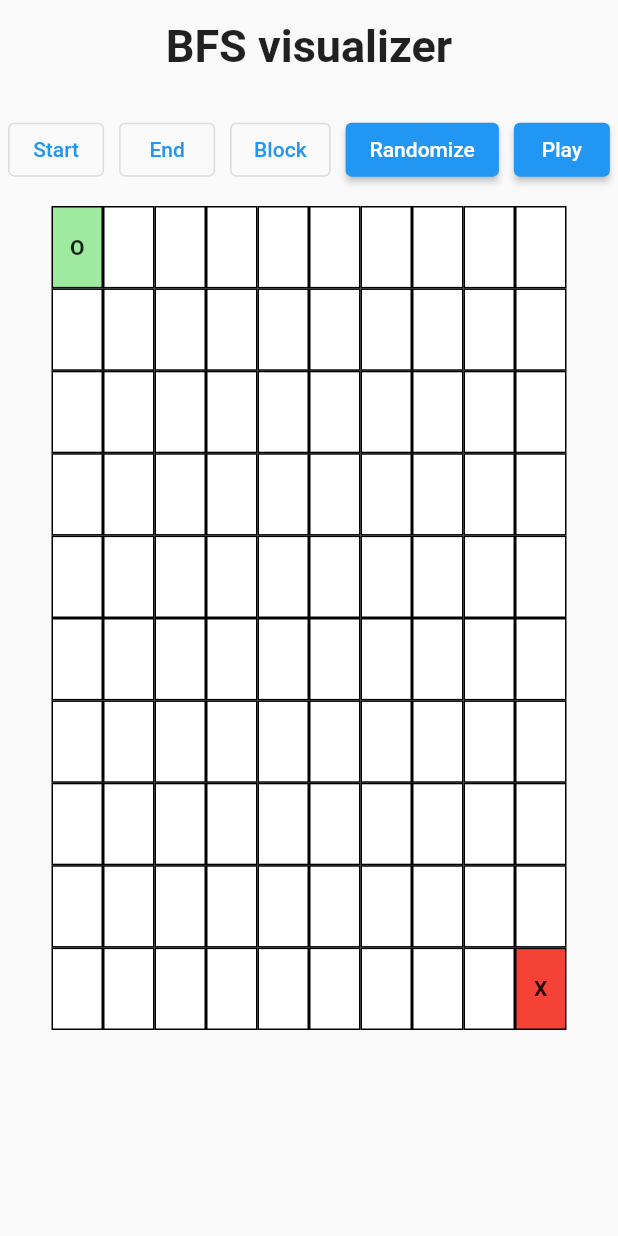
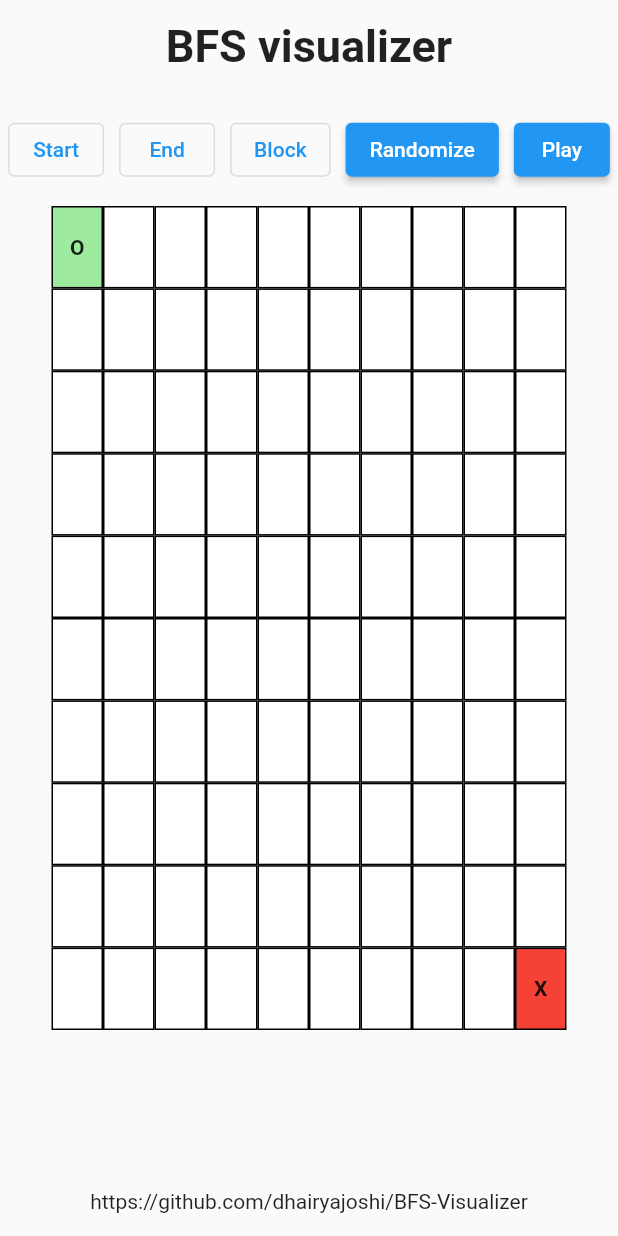
Before and after one commit to dhairyajoshi/BFS-Visualizer, a Flutter app: the screen it shows after launch, on a phone screen of 412 x 824 dp. Run offline on Flutter 3.47's test engine with Material 2 defaults, Android fonts, the phone set to English and light mode, and no system bars; our stand-ins replace equatable, flutter_bloc.

Commit message:
minor update

```diff
--- a/lib/screens/gamescreen.dart
+++ b/lib/screens/gamescreen.dart
@@ -6,6 +6,7 @@ import 'package:flutter/material.dart';
 import 'package:flutter/src/widgets/container.dart';
 import 'package:flutter/src/widgets/framework.dart';
 import 'package:flutter_bloc/flutter_bloc.dart';
+import 'package:url_launcher/url_launcher.dart';
 
 class GameScreen extends StatelessWidget {
   const GameScreen({super.key});
@@ -154,6 +155,8 @@ class GameScreen extends StatelessWidget {
                         // color: Colors.black,
                         child: state.play
                             ? Column(
+                                mainAxisAlignment:
+                                    MainAxisAlignment.spaceEvenly,
                                 children: [
                                   SizedBox(
                                     height: 10,
@@ -163,10 +166,34 @@ class GameScreen extends StatelessWidget {
                                         BlocProvider.of<GameBloc>(context)
                                             .add(ResetGameEvent());
                                       },
-                                      child: Text('Reset'))
+                                      child: Text('Reset')),
+                                  InkWell(
+                                    child: Text(
+                                        'https://github.com/dhairyajoshi/BFS-Visualizer'),
+                                    onTap: () async {
+                                      await launchUrl(Uri.parse(
+                                          'https://github.com/dhairyajoshi/BFS-Visualizer'));
+                                    },
+                                  ),
                                 ],
                               )
-                            : SizedBox.shrink(),
+                            : Column(
+                                mainAxisAlignment: MainAxisAlignment.end,
+                                children: [
+                                  SizedBox.shrink(),
+                                  InkWell(
+                                    child: Text(
+                                        'https://github.com/dhairyajoshi/BFS-Visualizer'),
+                                    onTap: () async {
+                                      await launchUrl(Uri.parse(
+                                          'https://github.com/dhairyajoshi/BFS-Visualizer'));
+                                    },
+                                  ),
+                                  SizedBox(
+                                    height: 15,
+                                  )
+                                ],
+                              ),
                       ),
                     )
                   ],
--- a/pubspec.yaml
+++ b/pubspec.yaml
@@ -38,6 +38,7 @@ dependencies:
   cupertino_icons: ^1.0.2
   equatable: ^2.0.5
   flutter_bloc: ^8.1.3
+  url_launcher: ^6.1.11
 
 dev_dependencies:
   flutter_test:
```
Also changed, not shown: pubspec.lock, 10 other files.
